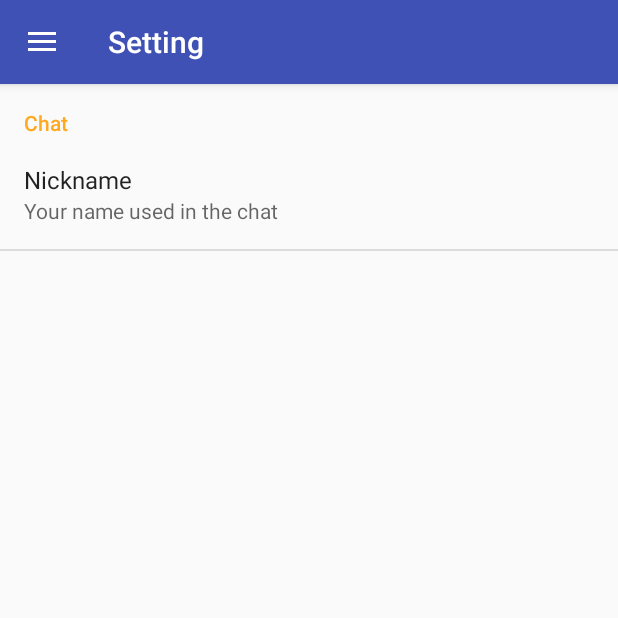
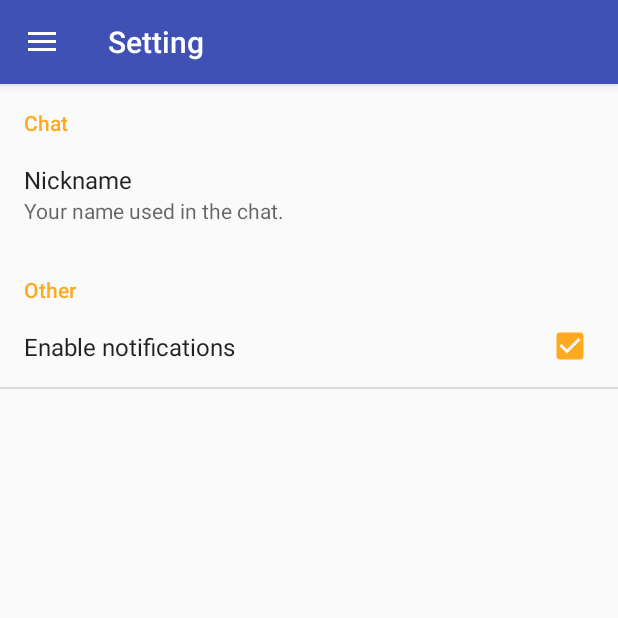
Before and after one commit to Pro1d/amicale, an Android app: the fragment PreferencesFragment placed in its activity, on a phone screen of 412 x 824 dp, the top half of it. Run offline under Robolectric (Android 15) with nearby library versions, the phone set to English and light mode, and no system bars; our stand-ins replace Firebase (no records; nobody signed in at launch, a user with empty details on screens opened directly); libraries missing offline, so code that uses them is left out: uk.co.senab; 1 statement that could not run was skipped.

Commit message:
Work in progress

```diff
--- a/app/src/main/java/fr/insa/clubinfo/amicale/models/Chat.java
+++ b/app/src/main/java/fr/insa/clubinfo/amicale/models/Chat.java
@@ -45,12 +45,12 @@ public class Chat implements ImageList {
 
     public int getImagePosition(int index) {
         // No image at given index
-        if(getImage(index) == null)
+        if(getMessage(index).getImage() == null)
             return -1;
 
         int position = 0;
         for(int i = 0; i < index; i++)
-            if(getMessage(index).getImage() != null)
+            if(getMessage(i).getImage() != null)
                 position++;
 
         return position;
--- a/app/src/main/java/fr/insa/clubinfo/amicale/models/ChatMessage.java
+++ b/app/src/main/java/fr/insa/clubinfo/amicale/models/ChatMessage.java
@@ -102,10 +102,14 @@ public class ChatMessage {
         map.put("date", sdf.format(getDate().getTime()));
         map.put("dateTimestamp", timestamp);
         map.put("imageURL", "");
-        map.put("hasImage", false);
+        map.put("isMedia", false);
         map.put("senderDisplayName", senderName);
         map.put("senderId", senderId);
         map.put("text", content);
+		// Generate unique hash value for the stupid iOS app
+		map.put("hashValue", Integer.toHexString(senderId.hashCode())
+				+Integer.toHexString(content.hashCode())
+				+Long.toHexString((long)(timestamp*1000)));
 
         return map;
     }
--- a/app/src/main/java/fr/insa/clubinfo/amicale/models/News.java
+++ b/app/src/main/java/fr/insa/clubinfo/amicale/models/News.java
@@ -33,12 +33,12 @@ public class News implements ImageList {
 
     public int getImagePosition(int index) {
         // No image at given index
-        if(getImage(index) == null)
+        if(getArticle(index).getImage() == null)
             return -1;
 
         int position = 0;
         for(int i = 0; i < index; i++)
-            if(getArticle(index).getImage() != null)
+            if(getArticle(i).getImage() != null)
                 position++;
 
         return position;
--- a/app/src/main/java/fr/insa/clubinfo/amicale/sync/NewsLoader.java
+++ b/app/src/main/java/fr/insa/clubinfo/amicale/sync/NewsLoader.java
@@ -1,7 +1,6 @@
 package fr.insa.clubinfo.amicale.sync;
 
 import android.graphics.BitmapFactory;
-import android.renderscript.Sampler;
 import android.support.annotation.NonNull;
 
 import com.google.android.gms.tasks.OnFailureListener;
@@ -12,14 +11,15 @@ import com.google.firebase.database.DatabaseError;
 import com.google.firebase.database.FirebaseDatabase;
 import com.google.firebase.database.Query;
 import com.google.firebase.database.ValueEventListener;
+import com.google.firebase.storage.FileDownloadTask;
 import com.google.firebase.storage.FirebaseStorage;
 
 import java.util.ArrayList;
 import java.util.GregorianCalendar;
+import java.util.HashSet;
 
 import fr.insa.clubinfo.amicale.interfaces.OnNewsUpdatedListener;
 import fr.insa.clubinfo.amicale.models.Article;
-import fr.insa.clubinfo.amicale.models.News;
 
 /**
  * Created by Proïd on 05/06/2016.
@@ -29,6 +29,7 @@ public class NewsLoader implements ValueEventListener, ChildEventListener {
     private final OnNewsUpdatedListener listener;
     private Query query = null;
     private Query observer = null;
+    private HashSet<String> activeImageDownload = new HashSet<>();
 
     public NewsLoader(OnNewsUpdatedListener listener) {
         this.listener = listener;
@@ -49,6 +50,12 @@ public class NewsLoader implements ValueEventListener, ChildEventListener {
         if(query != null) {
             query.removeEventListener((ValueEventListener) this);
             query = null;
+        }
+        FirebaseStorage storage = FirebaseStorage.getInstance();
+        for(String dataURL : activeImageDownload) {
+            for(FileDownloadTask task : storage.getReferenceFromUrl(dataURL).getActiveDownloadTasks()) {
+                task.cancel();
+            }
         }
     }
 
@@ -92,18 +99,20 @@ public class NewsLoader implements ValueEventListener, ChildEventListener {
         return article;
     }
 
-    private void loadImage(String dataURL, final Article article) {
-        /// TODO cancel
+    private void loadImage(final String dataURL, final Article article) {
         FirebaseStorage storage = FirebaseStorage.getInstance();
+        activeImageDownload.add(dataURL);
         storage.getReferenceFromUrl(dataURL).getBytes(1024*1024*8).addOnSuccessListener(new OnSuccessListener<byte[]>() {
             @Override
             public void onSuccess(byte[] bytes) {
+                activeImageDownload.remove(dataURL);
                 article.setImage(BitmapFactory.decodeByteArray(bytes, 0, bytes.length));
                 listener.onImageLoaded(article);
             }
         }).addOnFailureListener(new OnFailureListener() {
             @Override
             public void onFailure(@NonNull Exception exception) {
+                activeImageDownload.remove(dataURL);
                 article.setImage(null);
                 article.setImageURL(null);
                 listener.onImageLoaded(article);
--- a/app/src/main/res/values/dimens.xml
+++ b/app/src/main/res/values/dimens.xml
@@ -45,6 +45,6 @@
     <dimen name="adapter_article_image_height">120dp</dimen>
     <dimen name="adapter_article_title_text_size">20sp</dimen>
     <dimen name="adapter_article_padding_image">5dp</dimen>
-    <dimen name="adapter_article_padding_progress_bar">10dp</dimen>
+    <dimen name="adapter_article_padding_progress_bar">30dp</dimen>
 
 </resources>
--- a/app/src/main/res/values/strings.xml
+++ b/app/src/main/res/values/strings.xml
@@ -63,8 +63,14 @@
     <string name="prefs_category_chat_title">Chat</string>
     <string name="prefs_chat_nickname_key">chat_nickname</string>
     <string name="prefs_chat_nickname_title">Nickname</string>
-    <string name="prefs_chat_nickname_summary">Your name used in the chat</string>
+    <string name="prefs_chat_nickname_summary">Your name used in the chat.</string>
     <string name="prefs_chat_nickname_dialog_title">Nickname for the chat</string>
+    <string name="prefs_chat_nickname_default_value">Anonymous</string>
+
+    <string name="prefs_category_other_title">Other</string>
+    <string name="prefs_notification_key">enable_notifications</string>
+    <string name="prefs_notification_title">Enable notifications</string>
+    <string name="prefs_notification_default_value">true</string>
 
     <!-- Planex -->
     <string name="planex_dialog_title">Planex!</string>
--- a/app/src/main/res/xml/preferences.xml
+++ b/app/src/main/res/xml/preferences.xml
@@ -10,8 +10,17 @@
             android:key="@string/prefs_chat_nickname_key"
             android:title="@string/prefs_chat_nickname_title"
             android:summary="@string/prefs_chat_nickname_summary"
-            android:dialogTitle="@string/prefs_chat_nickname_dialog_title" />
+            android:dialogTitle="@string/prefs_chat_nickname_dialog_title"
+            android:defaultValue="@string/prefs_chat_nickname_default_value"/>
 
     </PreferenceCategory>
 
+    <PreferenceCategory
+        android:title="@string/prefs_category_other_title">
+        <CheckBoxPreference
+            android:key="@string/prefs_notification_key"
+            android:title="@string/prefs_notification_title"
+            android:defaultValue="@string/prefs_notification_default_value"/>
+    </PreferenceCategory>
+
 </PreferenceScreen>
```
Also changed, not shown: app/src/main/java/fr/insa/clubinfo/amicale/fragments/ChatFragment.java (+14 -9 lines), app/src/main/java/fr/insa/clubinfo/amicale/sync/ChatLoader.java (+24 -17 lines), 1 other file.
